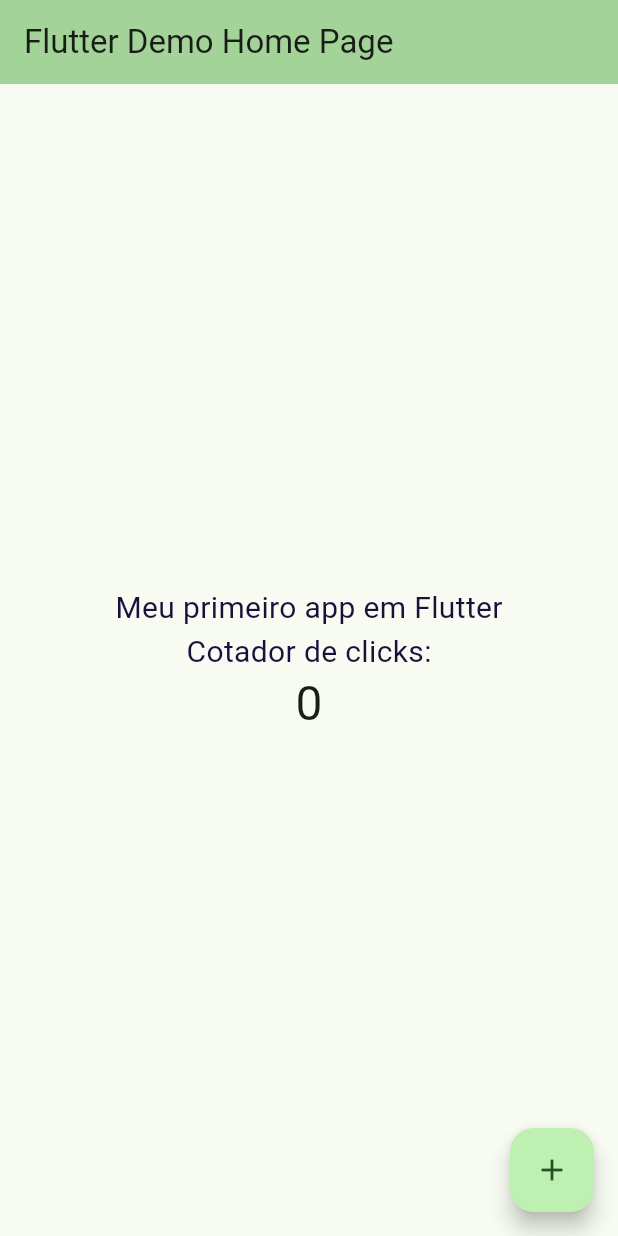
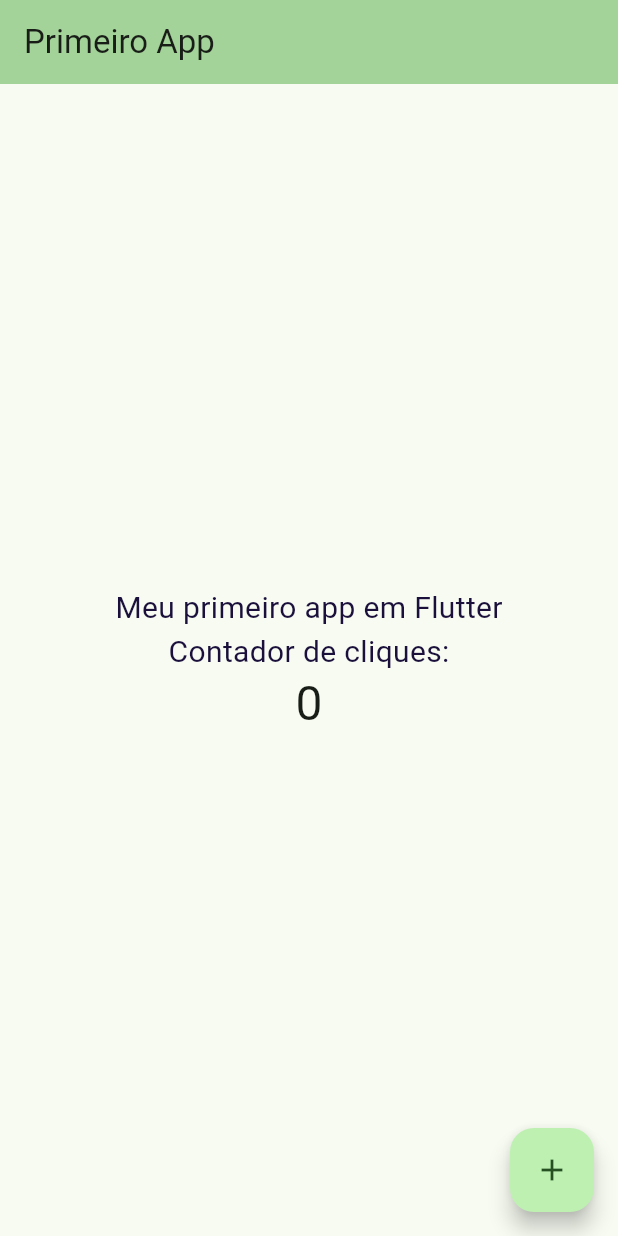
Before and after one commit to derikrod/primeiro_projeto_flutter, a Flutter app: the screen it shows after launch, on a phone screen of 412 x 824 dp. Run offline on Flutter 3.47's test engine with Material 2 defaults, Android fonts, the phone set to English and light mode, and no system bars.

Commit message:
docs: update do README, correção da frase contador de cliques e do título do app

```diff
--- a/lib/main.dart
+++ b/lib/main.dart
@@ -31,7 +31,7 @@ class MyApp extends StatelessWidget {
         colorScheme: ColorScheme.fromSeed(seedColor: Color.fromARGB(255, 37, 161, 43)),
         useMaterial3: true,
       ),
-      home: const MyHomePage(title: 'Flutter Demo Home Page'),
+      home: const MyHomePage(title: 'Primeiro App'),
     );
   }
 }
@@ -109,7 +109,7 @@ class _MyHomePageState extends State<MyHomePage> {
               'Meu primeiro app em Flutter',style: TextStyle(color: Color.fromARGB(255, 26, 16, 59),fontSize: 20),
             ),
             const Text(
-              'Cotador de clicks:',style: TextStyle(color: Color.fromARGB(255, 26, 16, 59),fontSize: 20),
+              'Contador de cliques:',style: TextStyle(color: Color.fromARGB(255, 26, 16, 59),fontSize: 20),
             ),
             Text(
               '$_counter',
```
Also changed, not shown: 1 other file.
